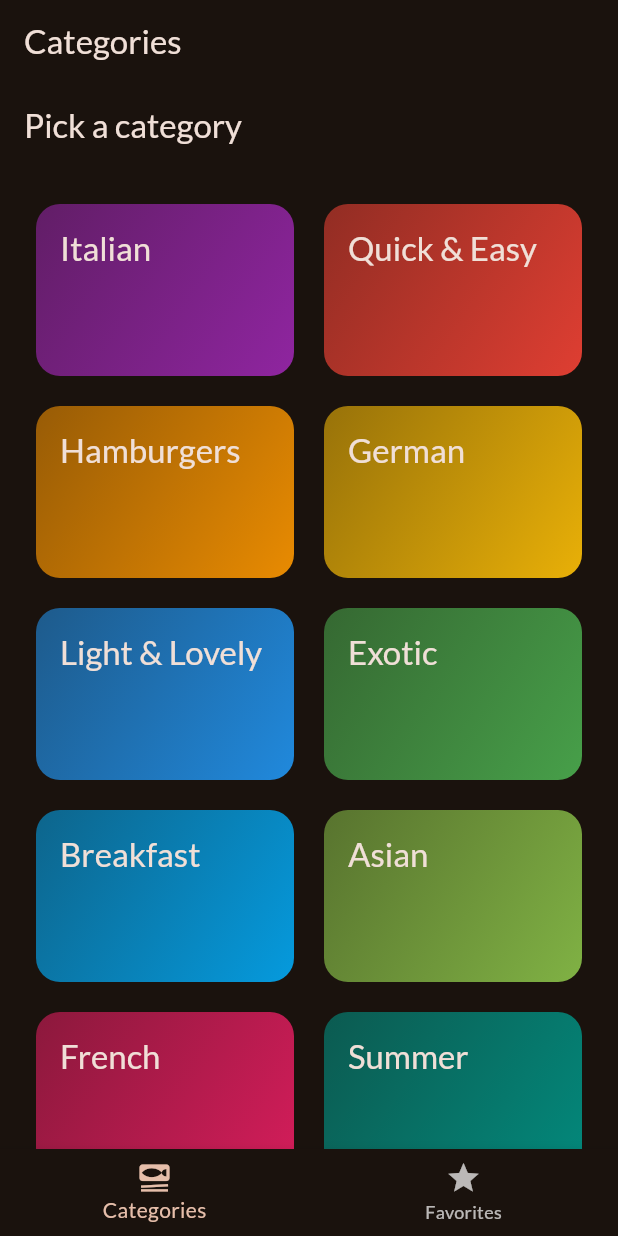
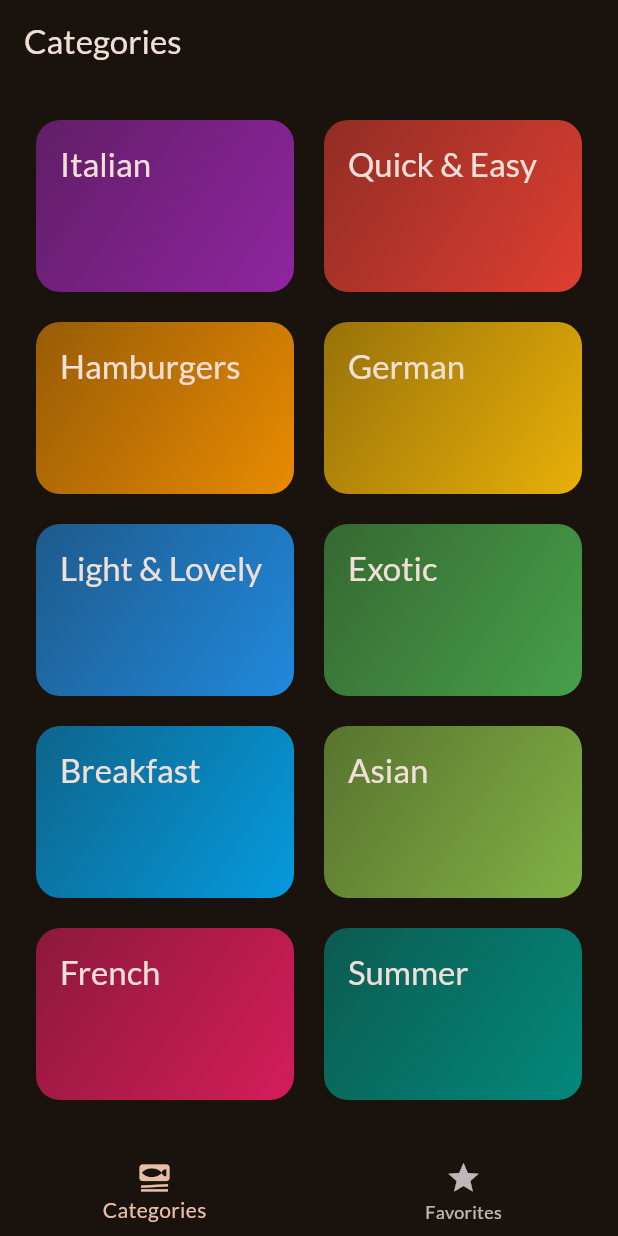
Before and after one commit to Ali-Elleithy1/meals, a Flutter app: the screen it shows after launch, on a phone screen of 412 x 824 dp. Run offline on Flutter 3.47's test engine with Material 3 defaults, Android fonts, the phone set to English and light mode, and no system bars; our stand-ins replace google_fonts, transparent_image; missing offline and left inert: dart:ffi.

```diff
--- a/lib/screens/categories_screen.dart
+++ b/lib/screens/categories_screen.dart
@@ -1,11 +1,14 @@
 import 'package:flutter/material.dart';
 import 'package:meals/data/dummy_data.dart';
+import 'package:meals/models/meal.dart';
 import 'package:meals/screens/meals_screen.dart';
 import 'package:meals/widgets/category_grid_item.dart';
 import 'package:meals/models/category.dart';
 
 class CategoriesScreen extends StatelessWidget {
-  const CategoriesScreen({super.key});
+  const CategoriesScreen({super.key, required this.onToggleFavorite});
+
+  final void Function(Meal meal) onToggleFavorite;
 
   void _selectCategory(BuildContext context, Category category) {
     final filteredMeals = dummyMeals
@@ -14,17 +17,18 @@ class CategoriesScreen extends StatelessWidget {
 
     Navigator.of(context).push(
       MaterialPageRoute(
-        builder: (ctx) =>
-            MealsScreen(categoryTitle: category.title, meals: filteredMeals),
+        builder: (ctx) => MealsScreen(
+          categoryTitle: category.title,
+          meals: filteredMeals,
+          onToggleFavorite: onToggleFavorite,
+        ),
       ),
     );
   }
 
   @override
   Widget build(context) {
-    return Scaffold(
-      appBar: AppBar(title: Text('Pick a category')),
-      body: GridView(
+    return GridView(
       padding: EdgeInsets.all(24),
       gridDelegate: SliverGridDelegateWithFixedCrossAxisCount(
         crossAxisCount: 2,
@@ -41,7 +45,6 @@ class CategoriesScreen extends StatelessWidget {
             },
           ),
       ],
-      ),
     );
   }
 }
```
Also changed, not shown: lib/screens/meals_screen.dart (+12 -4 lines), lib/widgets/meal_item.dart (+13 -4 lines). Lines whose indentation alone changed are shown as unchanged.
